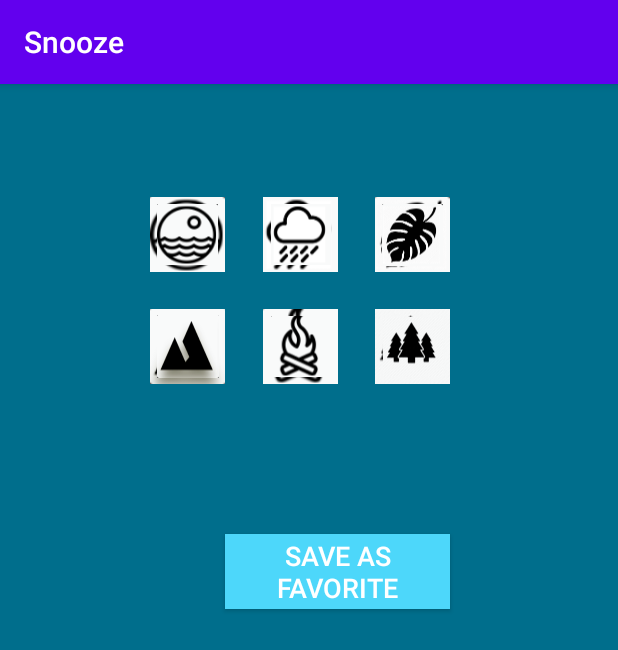
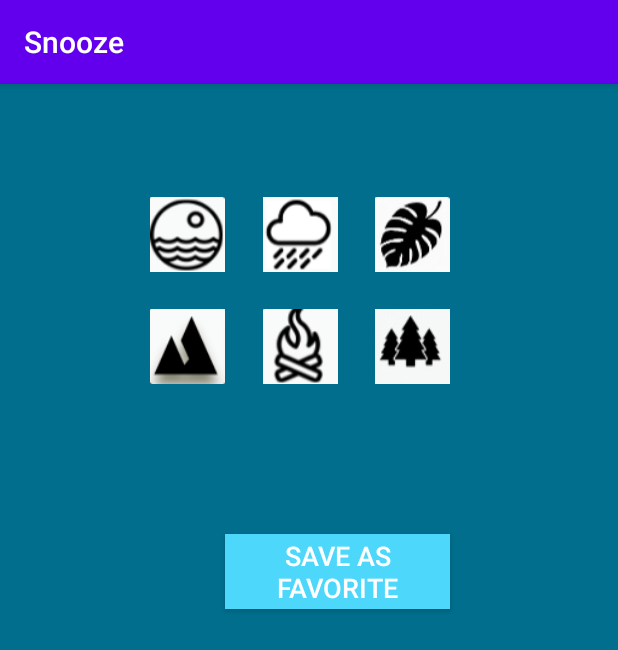
Before and after one commit to pisonmison/SleepingCapsule, an Android app: the MusicScreen screen opened directly, with no data from a screen before it, on a phone screen of 412 x 824 dp. Shown: the top 650 px of the screen. Run offline under Robolectric (Android 15) with nearby library versions, the phone set to English and light mode, and no system bars.

Commit message:
music screen update

```diff
--- a/app/src/main/res/layout/activity_music_screen.xml
+++ b/app/src/main/res/layout/activity_music_screen.xml
@@ -42,7 +42,6 @@
         android:layout_marginStart="100dp"
         android:layout_marginTop="75dp"
         android:background="@drawable/strand_icon"
-        android:src="@drawable/strand_icon"
         app:layout_constraintStart_toStartOf="parent"
         app:layout_constraintTop_toTopOf="parent" />
 
@@ -53,7 +52,6 @@
         android:layout_marginStart="175dp"
         android:layout_marginTop="75dp"
         android:background="@drawable/regen_icon"
-        android:src="@drawable/regen_icon"
         app:layout_constraintStart_toStartOf="parent"
         app:layout_constraintTop_toTopOf="parent" />
 
@@ -64,7 +62,6 @@
         android:layout_marginStart="250dp"
         android:layout_marginTop="75dp"
         android:background="@drawable/jungle_icon"
-        android:src="@drawable/jungle_icon"
         app:layout_constraintStart_toStartOf="parent"
         app:layout_constraintTop_toTopOf="parent" />
 
@@ -75,7 +72,6 @@
         android:layout_marginStart="100dp"
         android:layout_marginTop="150dp"
         android:background="@drawable/mountain_icon"
-        android:src="@drawable/mountain_icon"
         app:layout_constraintStart_toStartOf="parent"
         app:layout_constraintTop_toTopOf="parent" />
 
@@ -86,7 +82,6 @@
         android:layout_marginStart="175dp"
         android:layout_marginTop="150dp"
         android:background="@drawable/lagerfeuer_icon"
-        android:src="@drawable/lagerfeuer_icon"
         app:layout_constraintStart_toStartOf="parent"
         app:layout_constraintTop_toTopOf="parent" />
 
@@ -97,7 +92,6 @@
         android:layout_marginStart="250dp"
         android:layout_marginTop="150dp"
         android:background="@drawable/wald_icon"
-        android:src="@drawable/wald_icon"
         app:layout_constraintStart_toStartOf="parent"
         app:layout_constraintTop_toTopOf="parent" />
 
```
